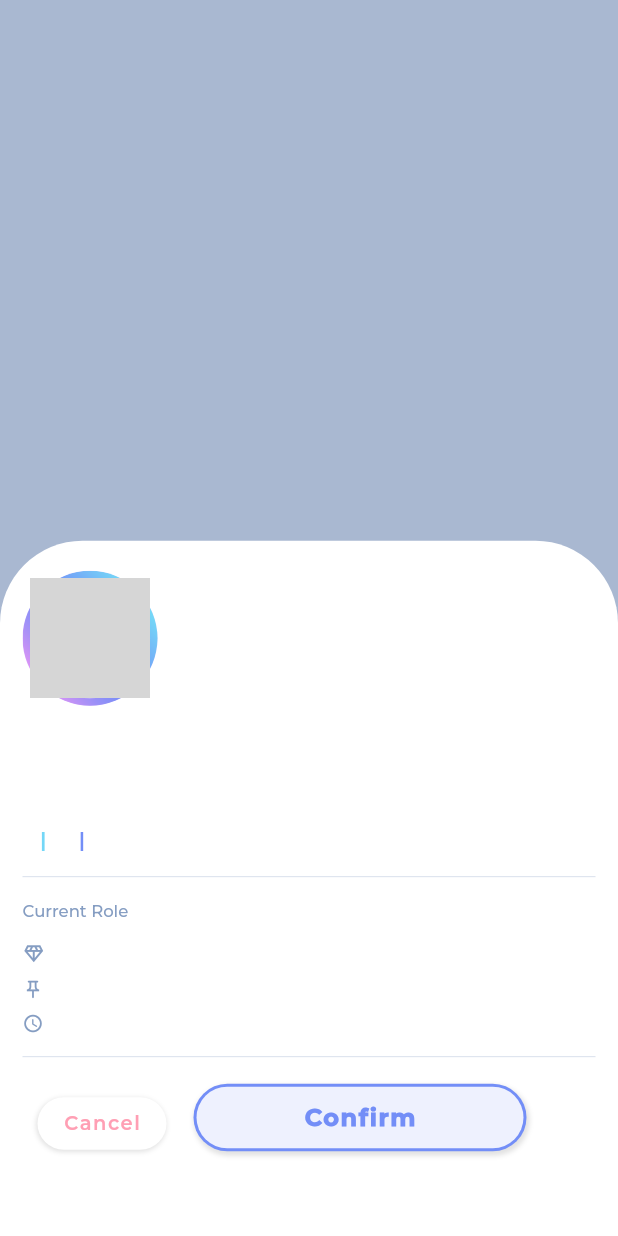
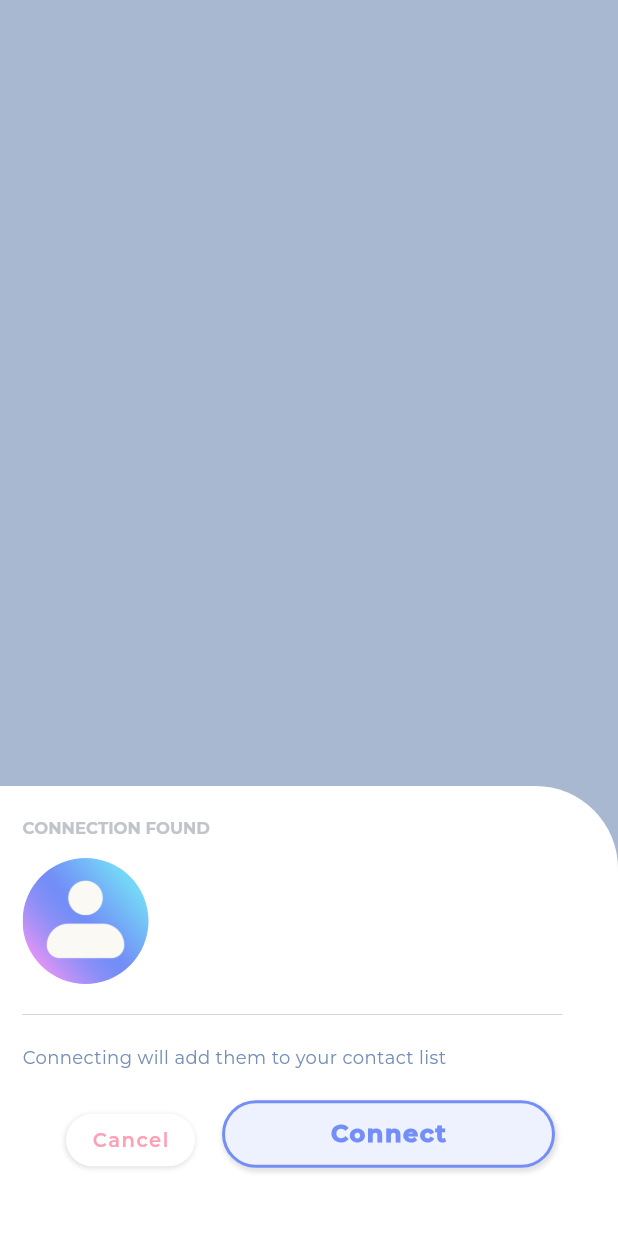
Before and after one commit to raghiiboiibaxtor/nifti, a Flutter app: what displayModalBottomSheet() shows on an empty page, opened directly with empty values, on a phone screen of 412 x 824 dp. Run offline on Flutter 3.47's test engine with Material 2 defaults, Android fonts, the phone set to English and light mode, and no system bars; our stand-ins replace circle_nav_bar, cloud_firestore, firebase_auth, firebase_core, firebase_messaging, firebase_storage and 3 more; missing offline and left inert: flutter_flip_card, social_media_buttons; accounts and stored records are empty; network calls fail; grey boxes are pictures that could not be loaded.

Commit message:
Connect Popup & Alert Updated

```diff
--- a/lib/components/connection_modal.dart
+++ b/lib/components/connection_modal.dart
@@ -4,19 +4,20 @@ import 'package:nifti_locapp/components/cta_cancel_button.dart';
 import 'package:nifti_locapp/components/cta_confirm_button.dart';
 import 'package:nifti_locapp/components/text_display.dart';
 import '../functions/functions.dart';
+import '../functions/frontend.dart';
 
 // ? CONTACT CARD MODAL
 displayModalBottomSheet(
     // ? Passing required variables for modal display
     context,
-    String name,
-    String bio,
+    String fullName,
+    //String bio,
     String pronouns,
     String industry,
-    String city,
-    String role,
-    String company,
-    String yearsWorked,
+    //String city,
+    // String role,
+    // String company,
+    // String yearsWorked,
     String profileImageUrl,
     String pincode) {
   // ? Build Context
@@ -25,211 +26,144 @@ displayModalBottomSheet(
       barrierColor: const Color.fromARGB(179, 133, 157, 190),
       backgroundColor: niftiWhite,
       shape: const RoundedRectangleBorder(
-          borderRadius: BorderRadius.vertical(top: Radius.circular(55))),
+          borderRadius: BorderRadius.only(topRight: Radius.circular(55))),
       builder: (BuildContext context) {
         return Container(
+            height: 300,
             alignment: Alignment.topLeft,
             padding:
                 const EdgeInsets.only(top: 20, left: 15, right: 15, bottom: 15),
             child: ListView(children: [
+              // ? Connection Card
+              Column(crossAxisAlignment: CrossAxisAlignment.start, children: [
+                TextDisplay(
+                  text: 'CONNECTION FOUND',
+                  color: niftiLightGrey,
+                  fontSize: 11,
+                  fontWeight: FontWeight.w800,
+                ),
+                const SizedBox(
+                  height: 12,
+                ),
+                // ? PROFILE INFO
+                // profile image stack + check
+                Row(
+                  children: [
                     Stack(
+                      alignment: AlignmentDirectional.bottomCenter,
                       children: [
-                  // ? Profile picture
-                  CircleAvatar(
-                    radius: 45,
-                    backgroundImage:
-                        const AssetImage('images/defaultProfileImage.png'),
+                        profileImageUrl != ''
+                            ? CircleAvatar(
+                                radius: 42,
+                                backgroundImage: const AssetImage(
+                                    'images/defaultProfileImage.png'),
                                 child: CircleAvatar(
                                   radius: 40,
                                   backgroundImage:
                                       NetworkImage(profileImageUrl, scale: 1.0),
                                 ),
                               )
+                            : const CircleAvatar(
+                                radius: 42,
+                                backgroundImage: AssetImage(
+                                    'images/defaultProfileImage.png'),
+                              ),
+                        // Pronoun Stack + check
+                        pronouns != ''
+                            ? Stack(
+                                alignment: AlignmentDirectional.center,
+                                children: [
+                                  // Gradient Border
+                                  Container(
+                                    width: 90,
+                                    height: 18,
+                                    decoration: BoxDecoration(
+                                      gradient: niftiGradient,
+                                      borderRadius: BorderRadius.circular(20),
+                                    ),
+                                  ),
+                                  // Pronouns
+                                  Container(
+                                    alignment: AlignmentDirectional.center,
+                                    width: 88,
+                                    height: 16,
+                                    decoration: BoxDecoration(
+                                      color: niftiWhite,
+                                      borderRadius: BorderRadius.circular(20),
+                                    ),
+                                    child: Text(
+                                      pronouns,
+                                      style: TextStyle(
+                                        fontSize: 11,
+                                        fontWeight: FontWeight.w600,
+                                        color: niftiGrey,
+                                      ),
+                                    ),
+                                  ),
+                                ],
+                              )
+                            : const SizedBox(),
                       ],
                     ),
-              // ? Space between
+                    // Space between
+                    const SizedBox(
+                      width: 10,
+                    ),
+                    Column(
+                      crossAxisAlignment: CrossAxisAlignment.start,
+                      children: [
+                        // ? Display Full Name
+                        TextDisplay(
+                          text: fullName,
+                          fontSize: 20,
+                          fontWeight: FontWeight.w900,
+                          letterSpacing: 1,
+                        ),
                         const SizedBox(
                           height: 5,
                         ),
-              // ? Display Full Name
-
-              // ? First Name
                         TextDisplay(
-                text: name,
-                fontSize: 33,
-                fontWeight: FontWeight.w600,
-                color: const Color.fromRGBO(133, 157, 194, 1),
-              ),
-              // ? Space between first & last name
-              const SizedBox(
-                width: 8,
-              ),
-
-              // ? Display Bio
-              TextDisplay(
-                text: bio,
-                fontSize: 16,
+                          text: industry,
+                          fontSize: 14,
                           fontWeight: FontWeight.w500,
-                color: const Color.fromRGBO(133, 157, 194, 1),
-              ),
-              // ? Space between bio and tags
-              const SizedBox(
-                height: 5,
-              ),
-
-              // ? Tags = Pronouns, Industry, City
-              Wrap(children: [
-                // ? Pronouns
-                TextDisplay(
-                  text: '$pronouns   |',
-                  fontSize: 14,
-                  fontWeight: FontWeight.w600,
-                  color: const Color.fromRGBO(116, 215, 247, 1),
-                ),
-                // ? Space between tags
-                const SizedBox(
-                  width: 10,
-                ),
-                // ? Industry / Field
-                TextDisplay(
-                  text: '$industry   |',
-                  fontSize: 14,
-                  fontWeight: FontWeight.w600,
-                  color: const Color.fromRGBO(115, 142, 247, 1),
-                ),
-                // ? Space between tags
-                const SizedBox(
-                  width: 10,
-                ),
-                // ? City / Town
-                TextDisplay(
-                  text: city,
-                  fontSize: 14,
-                  fontWeight: FontWeight.w600,
-                  color: const Color.fromRGBO(209, 147, 246, 1),
-                )
-              ]), // End of Tag ROW
-
-              // ? Space between
-              const SizedBox(
-                height: 7,
-              ),
-
-              // ? Divide line
-              const Divider(
-                  thickness: 0.5, color: Color.fromRGBO(133, 157, 194, 0.422)),
-
-              // ? Space between divide & role
-              const SizedBox(
-                height: 7,
-              ),
-              // ? Current Role Title
-              const TextDisplay(
-                text: 'Current Role',
-                fontSize: 11,
-                fontWeight: FontWeight.w500,
-                color: Color.fromRGBO(133, 157, 194, 1),
-              ),
-
-              // ? Space between
-              const SizedBox(
-                height: 10,
-              ),
-
-              // ? ROW == icon & role title
-              Row(
-                children: [
-                  const Icon(
-                    Icons.diamond_outlined,
-                    size: 15,
-                    color: Color.fromRGBO(133, 157, 194, 1),
-                  ),
-                  // ? Space between icon & role
-                  const SizedBox(
-                    width: 5,
-                  ),
-                  // ? Role
-                  TextDisplay(
-                    text: role,
-                    fontSize: 14,
-                    fontWeight: FontWeight.w700,
-                    color: const Color.fromRGBO(133, 157, 194, 1),
                         ),
                       ],
-              ),
-
-              // ? Space between
-              const SizedBox(
-                height: 5,
-              ),
-
-              // ? ROW == icon & company
-              Row(
-                children: [
-                  const Icon(
-                    Icons.push_pin_outlined,
-                    size: 14,
-                    color: Color.fromRGBO(133, 157, 194, 1),
-                  ),
-                  // ? Space between icon & company
-                  const SizedBox(
-                    width: 7,
-                  ),
-                  // ? Company
-                  TextDisplay(
-                    text: company,
-                    fontSize: 13,
-                    fontWeight: FontWeight.w500,
-                    color: const Color.fromRGBO(133, 157, 194, 1),
-                  ),
-                ],
-              ),
-
-              // ? Space between
-              const SizedBox(
-                height: 5,
-              ),
-
-              // ? ROW == icon & years worked
-              Row(
-                children: [
-                  const Icon(
-                    Icons.access_time_rounded,
-                    size: 14,
-                    color: Color.fromRGBO(133, 157, 194, 1),
-                  ),
-                  // ? Space between icon & years
-                  const SizedBox(
-                    width: 7,
-                  ),
-                  // ? Years worked
-                  TextDisplay(
-                    text: yearsWorked,
-                    fontSize: 13,
-                    fontWeight: FontWeight.w500,
-                    color: const Color.fromRGBO(133, 157, 194, 1),
                     ),
                   ],
                 ),
 
                 const SizedBox(
-                height: 5,
+                  height: 20,
+                ),
+                // Divder
+                Container(
+                  height: 0.5,
+                  width: 360,
+                  color: niftiLightGrey,
                 ),
 
-              // ? Divide line
-              const Divider(
-                  thickness: 0.5, color: Color.fromRGBO(133, 157, 194, 0.422)),
+                const SizedBox(
+                  height: 20,
+                ),
+
+                Text(
+                  'Connecting will add them to your contact list',
+                  style: TextStyle(
+                    fontWeight: FontWeight.w400,
+                    fontSize: 12,
+                    color: niftiGrey,
+                  ),
+                ),
 
                 const SizedBox(
-                height: 10,
+                  height: 20,
                 ),
 
                 // ? Buttons
-              Row(crossAxisAlignment: CrossAxisAlignment.end, children: [
-                Stack(
-                  alignment: AlignmentDirectional.center,
+                Row(
+                    mainAxisAlignment: MainAxisAlignment.center,
+                    crossAxisAlignment: CrossAxisAlignment.end,
                     children: [
-
                       // ? Cancel Button
                       CTACancelButton(
                         onTap: () {
@@ -239,65 +173,23 @@ displayModalBottomSheet(
                           }
                         },
                       ),
-                  ],
-                ),
-
                       // ? Confirm Button
-                Stack(
-                  alignment: AlignmentDirectional.center,
-                  children: [
-
                       CTAConfirmButton(
+                        text: 'Connect',
                         onTap: () async {
                           // ?  find and add to contact list logic
                           await StoreUserData.updateConnectionsPincode(pincode);
                           // ? Closes modal
                           if (context.mounted) {
                             Navigator.pop(context);
-                          // ? Set up the AlertDialog
-                          // ? Show the dialog
-                          showDialog(
-                            context: context,
-                            builder: (BuildContext context) {
-                              // ? Closes alertDialog after 1.5 seconds
-                              Future.delayed(const Duration(milliseconds: 1500),
-                                  () {
-                                Navigator.pop(context);
-                              });
-                              return alert = const AlertDialog(
-                                  alignment: Alignment.bottomCenter,
-                                  surfaceTintColor:
-                                      Color.fromARGB(0, 255, 255, 255),
-                                  backgroundColor:
-                                      Color.fromRGBO(115, 142, 247, 1),
-                                  titlePadding:
-                                      EdgeInsets.only(left: 20, top: 20),
-                                  title: Text("You're now connected!"),
-                                  titleTextStyle: TextStyle(
-                                      fontSize: 18,
-                                      fontWeight: FontWeight.bold,
-                                      fontFamily: 'Montserrat'),
-                                  contentPadding: EdgeInsets.only(
-                                      left: 20, top: 10, bottom: 20),
-                                  content: Text("How nifti 😉"),
-                                  contentTextStyle: TextStyle(
-                                      fontSize: 16,
-                                      fontWeight: FontWeight.w600,
-                                      fontFamily: 'Montserrat'));
-                            },
-                          );
+                            // ? Show alert message
+                            displayAlertMessage(context,
+                                'You\'ve got a new pal on your contact list!');
                           }
                         },
                       ),
-                  ],
-                ),
                     ]),
+              ])
             ]));
       });
-} // ? END OF *** CONTACT CARD MODAL
-
-// ? Alert dialog
-AlertDialog alert = const AlertDialog(
-  title: Text(""),
-  content: Text(""),
-);
+} // ? END OF CONTACT CARD MODAL
--- a/lib/components/pin_code.dart
+++ b/lib/components/pin_code.dart
@@ -1,4 +1,4 @@
-import 'dart:async';
+/*import 'dart:async';
 import 'package:flutter/material.dart';
 import 'package:nifti_locapp/components/app_theme.dart';
 import 'package:pin_code_fields/pin_code_fields.dart';
@@ -325,3 +325,5 @@ class _PinCodeVerificationScreenState extends State<PinCodeVerificationScreen> {
   // * ---------------- * END OF (BUILD WIDGET) * ---------------- *
 }
 // * ---------------- * END OF (STATE) CLASS _PinCodeVerificationScreenState (STATE) * ---------------- *
+
+*/
```
Also changed, not shown: lib/components/pin_code_field.dart (+8 -11 lines), lib/functions/frontend.dart (+50 -1 lines), lib/pages/connection_page.dart (+3 -8 lines), lib/widget_tree.dart (+20 -8 lines). Lines whose indentation alone changed are shown as unchanged.
